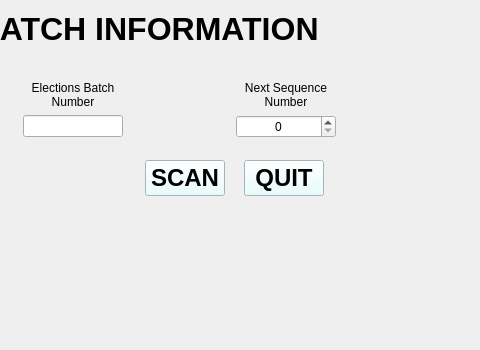
Qt form res/ui/scan_pre.ui (wrishel/HETP_Scan_control) before a commit; both pictures show x 302 to 782 and y 0 to 350 of the 782 by 350 pixel window.
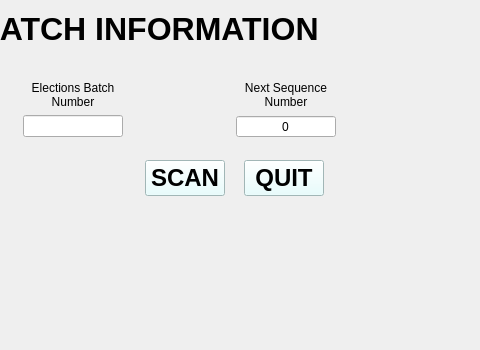
The same form after that commit.

The edit to the form file:
```diff
--- a/res/ui/scan_pre.ui
+++ b/res/ui/scan_pre.ui
@@ -135,6 +135,12 @@
          <property name="alignment">
           <set>Qt::AlignCenter</set>
          </property>
+         <property name="readOnly">
+          <bool>true</bool>
+         </property>
+         <property name="buttonSymbols">
+          <enum>QAbstractSpinBox::NoButtons</enum>
+         </property>
          <property name="maximum">
           <number>1000</number>
          </property>
```
